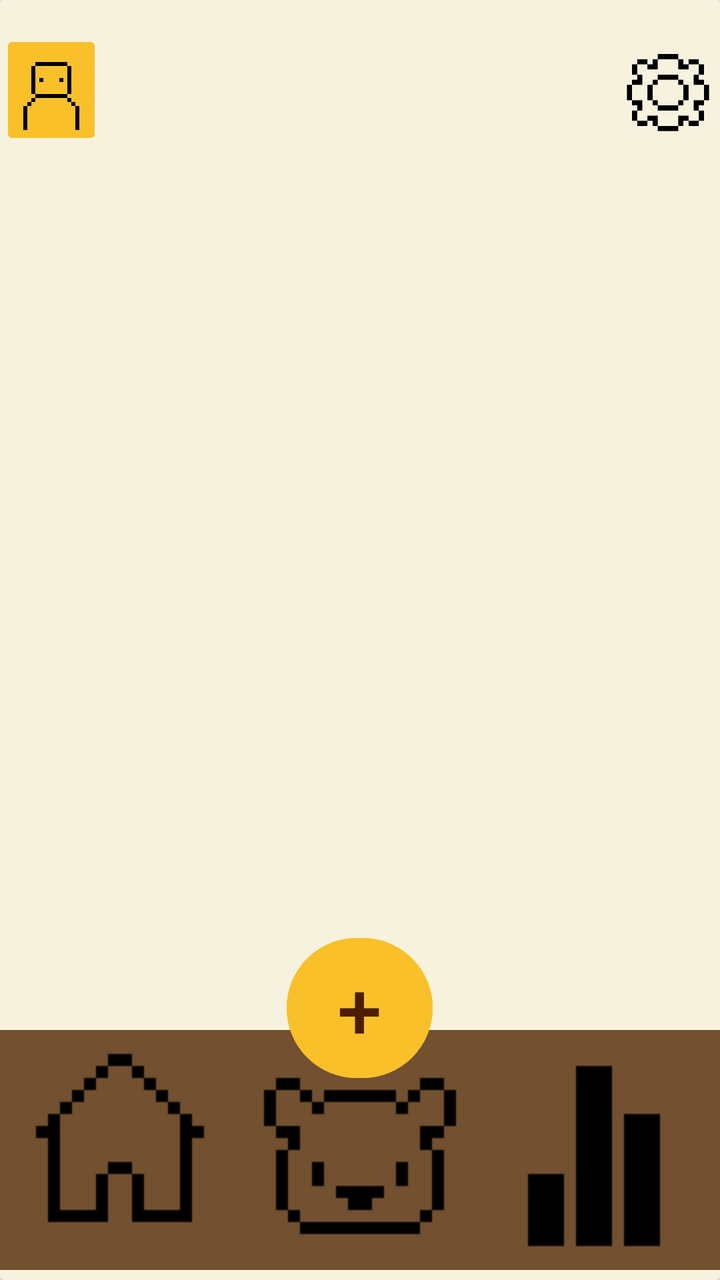
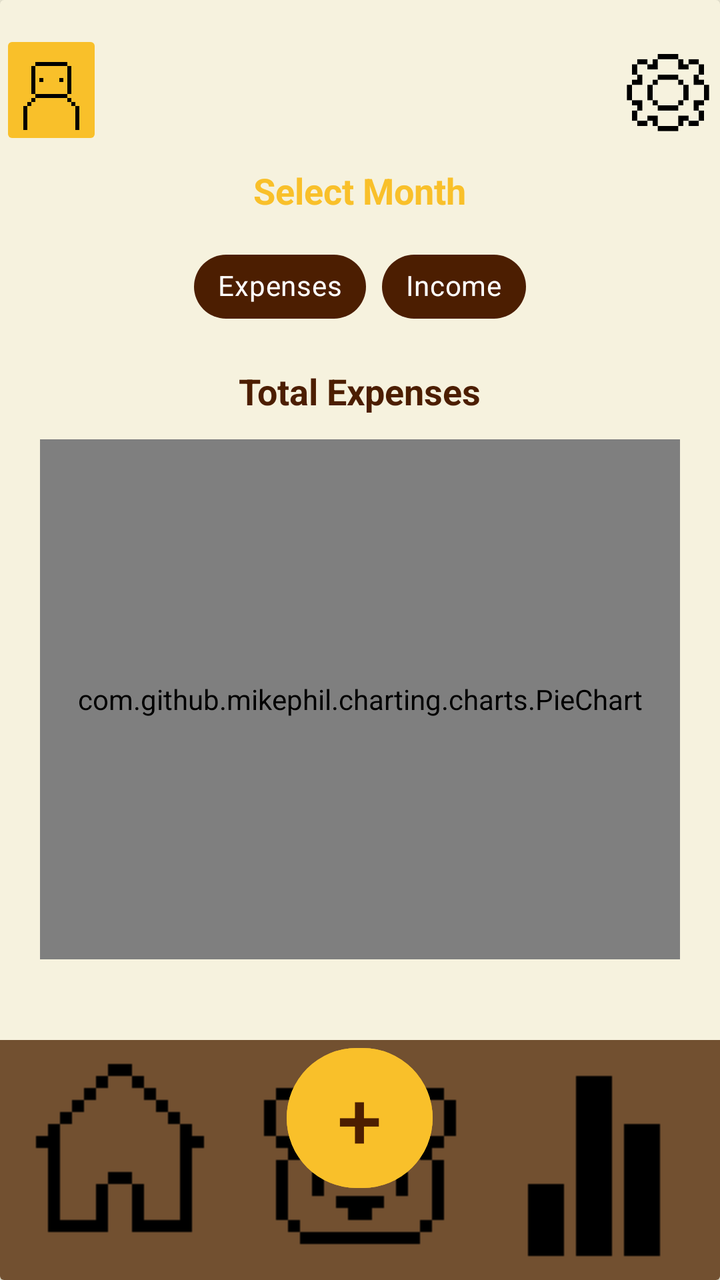

The first picture is an Android layout as it rendered before a commit; the second is the same layout after the commit. The layout source and the unified diff follow.
<!-- AndroidManifest.xml: application theme Theme.BeeBudgetingLimited -->
<!-- res/layout/activity_analytics.xml -->
<?xml version="1.0" encoding="utf-8"?>
<androidx.drawerlayout.widget.DrawerLayout xmlns:android="http://schemas.android.com/apk/res/android"
    xmlns:app="http://schemas.android.com/apk/res-auto"
    xmlns:tools="http://schemas.android.com/tools"
    android:id="@+id/main"
    android:layout_width="match_parent"
    android:layout_height="match_parent"
    tools:context=".Analytics"
    android:background="@color/Cream">

    <androidx.cardview.widget.CardView
        android:layout_width="match_parent"
        android:layout_height="wrap_content"
        app:cardBackgroundColor="@color/Cream">

        <LinearLayout
            android:layout_width="match_parent"
            android:layout_height="match_parent"
            android:orientation="vertical">

            
            <androidx.cardview.widget.CardView
                android:layout_width="match_parent"
                android:layout_height="wrap_content" />

            
            <LinearLayout
                android:layout_width="match_parent"
                android:layout_height="60dp"
                android:layout_marginVertical="15dp"
                android:orientation="horizontal">

                <ImageButton
                    android:id="@+id/ProfileBtn"
                    android:layout_width="0dp"
                    android:layout_height="wrap_content"
                    android:layout_weight="0.2"
                    android:backgroundTint="@color/Bright_yellow"
                    android:scaleType="centerCrop"
                    app:srcCompat="@drawable/profileicon" />

                <ImageView
                    android:id="@+id/imageView3"
                    android:layout_width="0dp"
                    android:layout_height="wrap_content"
                    android:layout_weight="1"
                    android:alpha="0"
                    app:srcCompat="@drawable/house" />
                />

                <ImageButton
                    android:id="@+id/Settingsbtn"
                    android:layout_width="0dp"
                    android:layout_height="match_parent"
                    android:layout_weight="0.2"
                    android:background="@android:color/transparent"
                    android:scaleType="fitCenter"
                    app:srcCompat="@drawable/cogicon" />
                />

            </LinearLayout>

        </LinearLayout>

        <RelativeLayout
            android:id="@+id/bottomBar"
            android:layout_width="match_parent"
            android:layout_height="170dp"
            android:layout_gravity="bottom"
            android:layout_marginVertical="5dp">

            <LinearLayout
                android:layout_width="match_parent"
                android:layout_height="match_parent"
                android:gravity="bottom"
                android:orientation="horizontal">

                <ImageButton
                    android:id="@+id/Homebtn"
                    android:layout_width="wrap_content"
                    android:layout_height="wrap_content"
                    android:layout_weight="1"
                    android:background="#725030"
                    app:srcCompat="@drawable/houseicon" />

                <ImageButton
                    android:id="@+id/Barrybtn"
                    android:layout_width="wrap_content"
                    android:layout_height="wrap_content"
                    android:layout_weight="1"
                    android:background="#725030"
                    app:srcCompat="@drawable/bearicon" />

                <ImageButton
                    android:id="@+id/Analyticsbtn"
                    android:layout_width="wrap_content"
                    android:layout_height="wrap_content"
                    android:layout_weight="1"
                    android:background="#725030"
                    app:srcCompat="@drawable/analyticsicon" />

            </LinearLayout>

            <Button
                android:id="@+id/Addbtn"
                android:layout_width="73dp"
                android:layout_height="78dp"
                android:layout_centerHorizontal="true"
                android:layout_marginTop="0dp"

                android:backgroundTint="@color/Bright_yellow"
                android:text="+"
                android:textColor="@color/Dark_brown"
                android:textColorLink="#f2c560"
                android:textSize="40dp" />

        </RelativeLayout>

    </androidx.cardview.widget.CardView>

</androidx.drawerlayout.widget.DrawerLayout>
<!-- resources referenced by this layout -->
<resources>
  <color name="Bright_yellow">#f9c02a</color>
  <color name="Cream">#f6f2de</color>
  <color name="Dark_brown">#4c1e01</color>
  <!-- drawable analyticsicon: png bitmap (drawable, 346 bytes) -->
  <!-- drawable bearicon: png bitmap (drawable, 423 bytes) -->
  <!-- drawable cogicon: png bitmap (drawable, 702 bytes) -->
  <!-- drawable house: png bitmap (drawable, 413934 bytes) -->
  <!-- drawable houseicon: png bitmap (drawable, 405 bytes) -->
  <!-- drawable profileicon: png bitmap (drawable, 471 bytes) -->
  <style name="Theme.BeeBudgetingLimited" parent="Base.Theme.BeeBudgetingLimited" />
  <style name="Base.Theme.BeeBudgetingLimited" parent="Theme.Material3.DayNight.NoActionBar">
          
          
      </style>
</resources>

<!-- the commit's change to res/layout/activity_analytics.xml (unified diff, before → after) -->
@@ -10,7 +10,7 @@
 
     <androidx.cardview.widget.CardView
         android:layout_width="match_parent"
-        android:layout_height="wrap_content"
+        android:layout_height="match_parent"
         app:cardBackgroundColor="@color/Cream">
 
         <LinearLayout
@@ -19,15 +19,10 @@
             android:orientation="vertical">
 
             
-            <androidx.cardview.widget.CardView
-                android:layout_width="match_parent"
-                android:layout_height="wrap_content" />
-
-            
             <LinearLayout
                 android:layout_width="match_parent"
                 android:layout_height="60dp"
-                android:layout_marginVertical="15dp"
+                android:layout_marginTop="15dp"
                 android:orientation="horizontal">
 
                 <ImageButton
@@ -46,7 +41,6 @@
                     android:layout_weight="1"
                     android:alpha="0"
                     app:srcCompat="@drawable/house" />
-                />
 
                 <ImageButton
                     android:id="@+id/Settingsbtn"
@@ -56,18 +50,100 @@
                     android:background="@android:color/transparent"
                     android:scaleType="fitCenter"
                     app:srcCompat="@drawable/cogicon" />
-                />
+            </LinearLayout>
 
-            </LinearLayout>
+            
+            <ScrollView
+                android:layout_width="match_parent"
+                android:layout_height="0dp"
+                android:layout_weight="1"
+                android:layout_marginBottom="120dp">
+
+                <LinearLayout
+                    android:layout_width="match_parent"
+                    android:layout_height="wrap_content"
+                    android:orientation="vertical"
+                    android:paddingHorizontal="20dp">
+
+                    
+                    <TextView
+                        android:id="@+id/tvDateRange"
+                        android:layout_width="wrap_content"
+                        android:layout_height="wrap_content"
+                        android:layout_gravity="center_horizontal"
+                        android:layout_marginTop="8dp"
+                        android:text="Select Month"
+                        android:textColor="@color/Bright_yellow"
+                        android:textSize="18sp"
+                        android:textStyle="bold"
+                        android:clickable="true"
+                        android:focusable="true" />
+
+                    
+                    <com.google.android.material.chip.ChipGroup
+                        android:id="@+id/chipGroupType"
+                        android:layout_width="wrap_content"
+                        android:layout_height="wrap_content"
+                        android:layout_gravity="center_horizontal"
+                        android:layout_marginTop="12dp"
+                        app:singleSelection="true">
+
+                        <com.google.android.material.chip.Chip
+                            android:id="@+id/chipExpenses"
+                            style="@style/Widget.MaterialComponents.Chip.Choice"
+                            android:layout_width="wrap_content"
+                            android:layout_height="wrap_content"
+                            android:text="Expenses"
+                            android:textColor="@android:color/white"
+                            app:chipBackgroundColor="@color/Dark_brown" />
+
+                        <com.google.android.material.chip.Chip
+                            android:id="@+id/chipIncome"
+                            style="@style/Widget.MaterialComponents.Chip.Choice"
+                            android:layout_width="wrap_content"
+                            android:layout_height="wrap_content"
+                            android:text="Income"
+                            android:textColor="@android:color/white"
+                            app:chipBackgroundColor="@color/Dark_brown" />
+                    </com.google.android.material.chip.ChipGroup>
+
+                    <TextView
+                        android:id="@+id/tvChartTitle"
+                        android:layout_width="wrap_content"
+                        android:layout_height="wrap_content"
+                        android:layout_gravity="center_horizontal"
+                        android:layout_marginTop="16dp"
+                        android:text="Total Expenses"
+                        android:textColor="@color/Dark_brown"
+                        android:textSize="18sp"
+                        android:textStyle="bold" />
+
+                    
+                    <com.github.mikephil.charting.charts.PieChart
+                        android:id="@+id/pieChart"
+                        android:layout_width="match_parent"
+                        android:layout_height="260dp"
+                        android:layout_marginTop="12dp" />
+
+                    
+                    <LinearLayout
+                        android:id="@+id/legendContainer"
+                        android:layout_width="match_parent"
+                        android:layout_height="wrap_content"
+                        android:layout_marginTop="16dp"
+                        android:orientation="vertical" />
+
+                </LinearLayout>
+            </ScrollView>
 
         </LinearLayout>
 
+        
         <RelativeLayout
             android:id="@+id/bottomBar"
             android:layout_width="match_parent"
-            android:layout_height="170dp"
-            android:layout_gravity="bottom"
-            android:layout_marginVertical="5dp">
+            android:layout_height="120dp"
+            android:layout_gravity="bottom">
 
             <LinearLayout
                 android:layout_width="match_parent"
@@ -98,24 +174,19 @@
                     android:layout_weight="1"
                     android:background="#725030"
                     app:srcCompat="@drawable/analyticsicon" />
-
             </LinearLayout>
 
-            <Button
+            <com.google.android.material.button.MaterialButton
                 android:id="@+id/Addbtn"
                 android:layout_width="73dp"
                 android:layout_height="78dp"
                 android:layout_centerHorizontal="true"
                 android:layout_marginTop="0dp"
-
                 android:backgroundTint="@color/Bright_yellow"
                 android:text="+"
                 android:textColor="@color/Dark_brown"
-                android:textColorLink="#f2c560"
                 android:textSize="40dp" />
-
         </RelativeLayout>
 
     </androidx.cardview.widget.CardView>
-
 </androidx.drawerlayout.widget.DrawerLayout>
